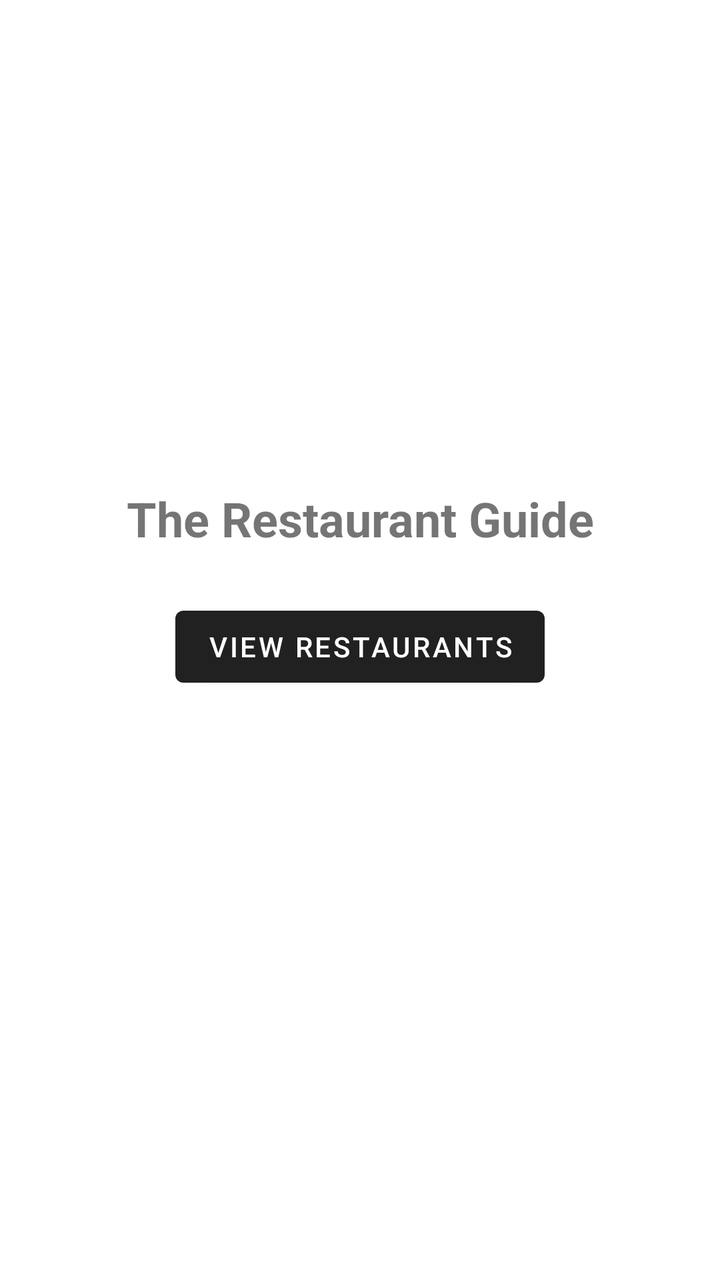
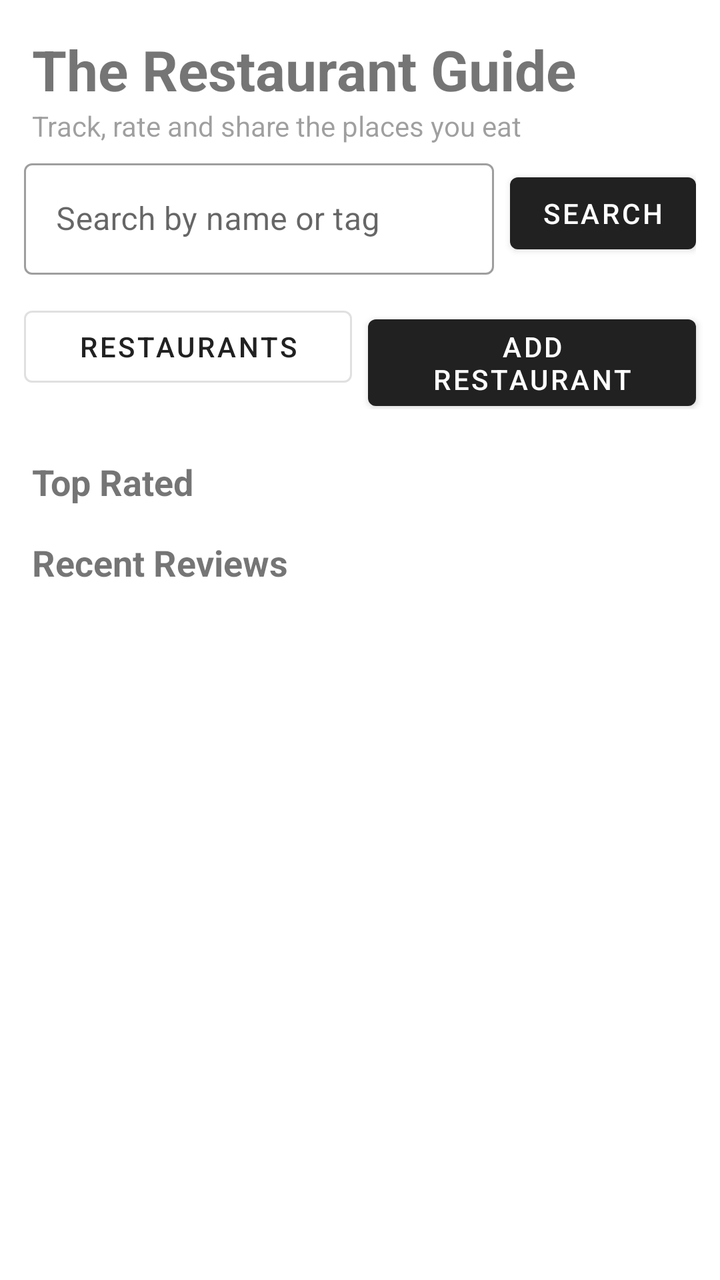

Two renders of the same Android screen: before a commit and after it. Below are the layout's source before the change and the commit's diff.
<!-- AndroidManifest.xml: application theme Theme.RestaurantGuide -->
<!-- res/layout/activity_main.xml -->
<?xml version="1.0" encoding="utf-8"?>
<androidx.constraintlayout.widget.ConstraintLayout xmlns:android="http://schemas.android.com/apk/res/android"
    xmlns:app="http://schemas.android.com/apk/res-auto"
    xmlns:tools="http://schemas.android.com/tools"
    android:id="@+id/main"
    android:layout_width="match_parent"
    android:layout_height="match_parent"
    tools:context=".MainActivity">

    <TextView
        android:id="@+id/tvHello"
        android:layout_width="wrap_content"
        android:layout_height="wrap_content"
        android:text="The Restaurant Guide"
        android:textSize="24sp"
        android:textStyle="bold"
        app:layout_constraintBottom_toBottomOf="parent"
        app:layout_constraintEnd_toEndOf="parent"
        app:layout_constraintStart_toStartOf="parent"
        app:layout_constraintTop_toTopOf="parent"
        app:layout_constraintVertical_bias="0.4" />

    <Button
        android:id="@+id/btnRestaurants"
        android:layout_width="wrap_content"
        android:layout_height="wrap_content"
        android:layout_marginTop="24dp"
        android:text="View Restaurants"
        app:layout_constraintEnd_toEndOf="parent"
        app:layout_constraintStart_toStartOf="parent"
        app:layout_constraintTop_toBottomOf="@id/tvHello" />

</androidx.constraintlayout.widget.ConstraintLayout>
<!-- resources referenced by this layout -->
<resources>
  <style name="Theme.RestaurantGuide" parent="Base.Theme.RestaurantGuide" />
  <style name="Base.Theme.RestaurantGuide" parent="Theme.MaterialComponents.DayNight.DarkActionBar">
          
          
      </style>
</resources>

<!-- the commit's change to res/layout/activity_main.xml (unified diff, before → after) -->
@@ -1,5 +1,5 @@
 <?xml version="1.0" encoding="utf-8"?>
-<androidx.constraintlayout.widget.ConstraintLayout xmlns:android="http://schemas.android.com/apk/res/android"
+<ScrollView xmlns:android="http://schemas.android.com/apk/res/android"
     xmlns:app="http://schemas.android.com/apk/res-auto"
     xmlns:tools="http://schemas.android.com/tools"
     android:id="@+id/main"
@@ -7,27 +7,115 @@
     android:layout_height="match_parent"
     tools:context=".MainActivity">
 
-    <TextView
-        android:id="@+id/tvHello"
-        android:layout_width="wrap_content"
+    <LinearLayout
+        android:layout_width="match_parent"
         android:layout_height="wrap_content"
-        android:text="The Restaurant Guide"
-        android:textSize="24sp"
-        android:textStyle="bold"
-        app:layout_constraintBottom_toBottomOf="parent"
-        app:layout_constraintEnd_toEndOf="parent"
-        app:layout_constraintStart_toStartOf="parent"
-        app:layout_constraintTop_toTopOf="parent"
-        app:layout_constraintVertical_bias="0.4" />
+        android:orientation="vertical"
+        android:padding="8dp">
 
-    <Button
-        android:id="@+id/btnRestaurants"
-        android:layout_width="wrap_content"
-        android:layout_height="wrap_content"
-        android:layout_marginTop="24dp"
-        android:text="View Restaurants"
-        app:layout_constraintEnd_toEndOf="parent"
-        app:layout_constraintStart_toStartOf="parent"
-        app:layout_constraintTop_toBottomOf="@id/tvHello" />
+        <TextView
+            android:layout_width="match_parent"
+            android:layout_height="wrap_content"
+            android:layout_marginHorizontal="8dp"
+            android:layout_marginTop="8dp"
+            android:text="The Restaurant Guide"
+            android:textSize="28sp"
+            android:textStyle="bold" />
 
-</androidx.constraintlayout.widget.ConstraintLayout>
+        <TextView
+            android:layout_width="match_parent"
+            android:layout_height="wrap_content"
+            android:layout_marginHorizontal="8dp"
+            android:alpha="0.7"
+            android:text="Track, rate and share the places you eat" />
+
+        <LinearLayout
+            android:layout_width="match_parent"
+            android:layout_height="wrap_content"
+            android:layout_margin="4dp"
+            android:layout_marginTop="16dp"
+            android:gravity="center_vertical"
+            android:orientation="horizontal">
+
+            <com.google.android.material.textfield.TextInputLayout
+                style="@style/Widget.MaterialComponents.TextInputLayout.OutlinedBox"
+                android:layout_width="0dp"
+                android:layout_height="wrap_content"
+                android:layout_weight="1"
+                android:hint="Search by name or tag">
+
+                <com.google.android.material.textfield.TextInputEditText
+                    android:id="@+id/etSearch"
+                    android:layout_width="match_parent"
+                    android:layout_height="wrap_content"
+                    android:imeOptions="actionSearch"
+                    android:inputType="text"
+                    android:maxLines="1" />
+            </com.google.android.material.textfield.TextInputLayout>
+
+            <Button
+                android:id="@+id/btnSearch"
+                android:layout_width="wrap_content"
+                android:layout_height="wrap_content"
+                android:layout_marginStart="8dp"
+                android:text="Search" />
+        </LinearLayout>
+
+        <LinearLayout
+            android:layout_width="match_parent"
+            android:layout_height="wrap_content"
+            android:layout_marginTop="8dp"
+            android:orientation="horizontal">
+
+            <Button
+                android:id="@+id/btnBrowse"
+                style="@style/Widget.MaterialComponents.Button.OutlinedButton"
+                android:layout_width="0dp"
+                android:layout_height="wrap_content"
+                android:layout_marginHorizontal="4dp"
+                android:layout_weight="1"
+                android:text="Restaurants" />
+
+            <Button
+                android:id="@+id/btnAdd"
+                android:layout_width="0dp"
+                android:layout_height="wrap_content"
+                android:layout_marginHorizontal="4dp"
+                android:layout_weight="1"
+                android:text="Add Restaurant" />
+        </LinearLayout>
+
+        <TextView
+            android:layout_width="match_parent"
+            android:layout_height="wrap_content"
+            android:layout_marginHorizontal="8dp"
+            android:layout_marginTop="24dp"
+            android:text="Top Rated"
+            android:textSize="18sp"
+            android:textStyle="bold" />
+
+        <androidx.recyclerview.widget.RecyclerView
+            android:id="@+id/rvTop"
+            android:layout_width="match_parent"
+            android:layout_height="wrap_content"
+            android:nestedScrollingEnabled="false"
+            app:layoutManager="androidx.recyclerview.widget.LinearLayoutManager" />
+
+        <TextView
+            android:layout_width="match_parent"
+            android:layout_height="wrap_content"
+            android:layout_marginHorizontal="8dp"
+            android:layout_marginTop="16dp"
+            android:text="Recent Reviews"
+            android:textSize="18sp"
+            android:textStyle="bold" />
+
+        <androidx.recyclerview.widget.RecyclerView
+            android:id="@+id/rvRecent"
+            android:layout_width="match_parent"
+            android:layout_height="wrap_content"
+            android:nestedScrollingEnabled="false"
+            android:paddingHorizontal="12dp"
+            app:layoutManager="androidx.recyclerview.widget.LinearLayoutManager" />
+    </LinearLayout>
+</ScrollView>
